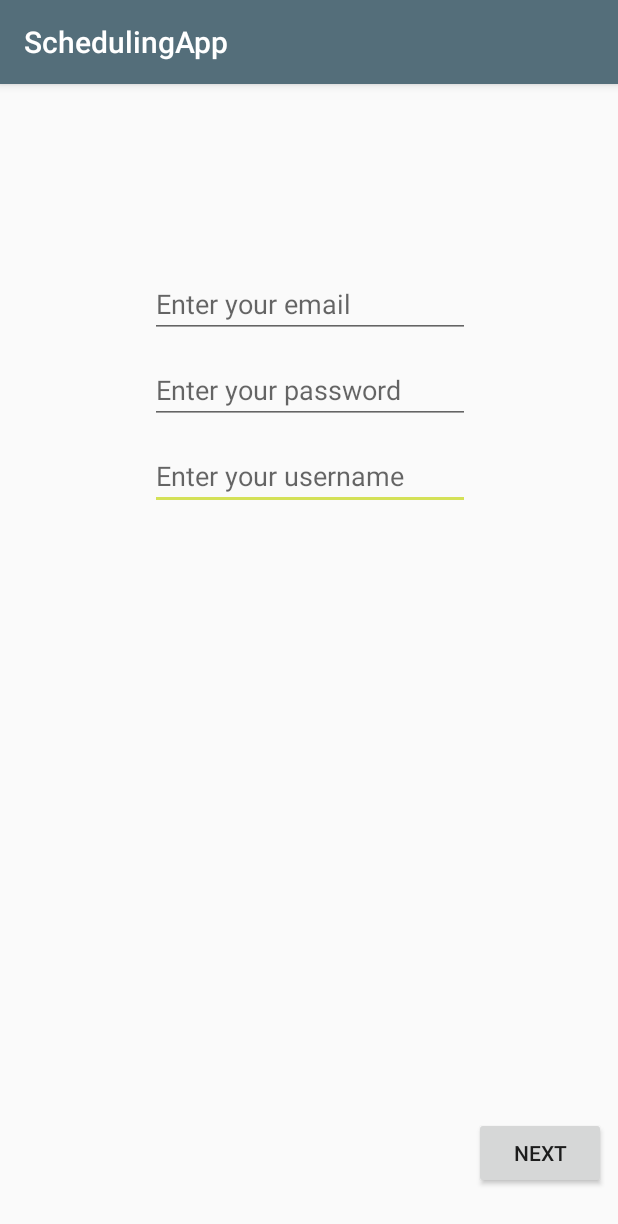
After one commit to FBU2k18/SchedulingApp, an Android app: the RegisterActivity screen opened directly, with no data from a screen before it, on a phone screen of 412 x 824 dp. The commit adds this screen. Shown: the top 1224 px of the screen. Run offline under Robolectric (Android 15) with nearby library versions, the phone set to English and light mode, and no system bars; our stand-ins replace Firebase (no records; nobody signed in at launch, a user with empty details on screens opened directly).

Commit message:
Added registration activity and modified login

```diff
--- a/app/src/main/AndroidManifest.xml
+++ b/app/src/main/AndroidManifest.xml
@@ -21,7 +21,7 @@
             </intent-filter>
         </activity>
         <activity android:name="com.emmabr.schedulingapp.GroupCreationActivity" />
-        <activity android:name="com.emmabr.schedulingapp.UserNameActivity"></activity>
+        <activity android:name="com.emmabr.schedulingapp.RegisterActivity"></activity>
     </application>
 
 </manifest>
--- /dev/null
+++ b/app/src/main/java/com/emmabr/schedulingapp/RegisterActivity.java
@@ -0,0 +1,108 @@
+package com.emmabr.schedulingapp;
+
+import android.app.ProgressDialog;
+import android.content.Intent;
+import android.os.Bundle;
+import android.support.annotation.NonNull;
+import android.support.v7.app.AppCompatActivity;
+import android.text.TextUtils;
+import android.util.Log;
+import android.view.View;
+import android.widget.Button;
+import android.widget.EditText;
+import android.widget.TextView;
+import android.widget.Toast;
+
+import com.google.android.gms.tasks.OnCompleteListener;
+import com.google.android.gms.tasks.Task;
+import com.google.firebase.auth.AuthResult;
+import com.google.firebase.auth.FirebaseAuth;
+import com.google.firebase.auth.FirebaseUser;
+
+import me.emmabr.schedulingapp.R;
+
+public class RegisterActivity extends AppCompatActivity {
+
+    //android variables
+    private Button btnNext;
+    private EditText etUsername;
+    private TextView etEmail;
+    private TextView etPassword;
+
+    //progress bar
+    private ProgressDialog mRegProgress;
+
+    //firebase auth
+    private FirebaseAuth mAuth;
+    //private DatabaseReference mDatabase;
+
+    @Override
+    protected void onCreate(Bundle savedInstanceState) {
+        super.onCreate(savedInstanceState);
+        setContentView(R.layout.activity_register);
+
+        mRegProgress = new ProgressDialog(this);
+
+        mAuth = FirebaseAuth.getInstance();
+
+        btnNext = findViewById(R.id.btnNext);
+        etUsername = findViewById(R.id.etUserName);
+        etEmail = findViewById(R.id.etEmail);
+        etPassword = findViewById(R.id.etPassword);
+
+        btnNext.setOnClickListener(new View.OnClickListener() {
+            @Override
+            public void onClick(View view) {
+                // send data to firebase
+                String username = etUsername.getText().toString();
+
+                if (!TextUtils.isEmpty(username)) {
+                    mRegProgress.setTitle("Registering User");
+                    mRegProgress.setMessage("Please wait while we create you account!");
+                    mRegProgress.setCanceledOnTouchOutside(false);
+                    mRegProgress.show();
+
+                    registerUser(username);
+                }
+
+                //send to main activity
+                Intent intent = new Intent(RegisterActivity.this, MainActivity.class);
+                startActivity(intent);
+                finish();
+            }
+        });
+
+    }
+
+    public void registerUser(String username) {
+        final String email = etEmail.getText().toString();
+        final String password = etPassword.getText().toString();
+
+        mAuth.createUserWithEmailAndPassword(email, password)
+                .addOnCompleteListener(RegisterActivity.this, new OnCompleteListener<AuthResult>() {
+                    @Override
+                    public void onComplete(@NonNull Task<AuthResult> task) {
+                        if (task.isSuccessful()) {
+                            // Sign in success, update UI with the signed-in user's information
+                            Log.d("login", "createUserWithEmail:success");
+                            FirebaseUser user = mAuth.getCurrentUser();
+                            updateUI(user);
+                        } else {
+                            // If sign in fails, display a message to the user.
+                            Log.w("login", "createUserWithEmail:failure", task.getException());
+                            Toast.makeText(RegisterActivity.this, "Authentication failed.",
+                                    Toast.LENGTH_SHORT).show();
+                            updateUI(null);
+                        }
+
+                    }
+                });
+    }
+
+    private void updateUI(FirebaseUser userInfo) {
+        if (userInfo != null) {
+            Intent i = new Intent(RegisterActivity.this, MainActivity.class);
+            startActivity(i);
+        }
+    }
+}
--- /dev/null
+++ b/app/src/main/res/animator/color_selector.xml
@@ -0,0 +1,5 @@
+<?xml version="1.0" encoding="utf-8"?>
+<selector xmlns:android="http://schemas.android.com/apk/res/android">
+    <item android:state_pressed="true" android:color="@color/colorPrimary" />
+    <item android:color="@color/colorPrimaryDark"/>
+</selector>
--- /dev/null
+++ b/app/src/main/res/layout/activity_register.xml
@@ -0,0 +1,69 @@
+<?xml version="1.0" encoding="utf-8"?>
+<android.support.constraint.ConstraintLayout xmlns:android="http://schemas.android.com/apk/res/android"
+    xmlns:app="http://schemas.android.com/apk/res-auto"
+    xmlns:tools="http://schemas.android.com/tools"
+    android:layout_width="match_parent"
+    android:layout_height="match_parent"
+    tools:context=".RegisterActivity">
+
+    <EditText
+        android:id="@+id/etUserName"
+        android:layout_width="wrap_content"
+        android:layout_height="wrap_content"
+        android:layout_marginEnd="8dp"
+        android:layout_marginStart="8dp"
+        android:layout_marginTop="12dp"
+        android:ems="10"
+        android:hint="@string/username_creation"
+        android:inputType="textPersonName"
+        app:layout_constraintEnd_toEndOf="parent"
+        app:layout_constraintHorizontal_bias="0.503"
+        app:layout_constraintStart_toStartOf="parent"
+        app:layout_constraintTop_toBottomOf="@+id/etPassword" />
+
+    <Button
+        android:id="@+id/btnNext"
+        android:layout_width="wrap_content"
+        android:layout_height="wrap_content"
+        android:layout_marginBottom="8dp"
+        android:layout_marginEnd="8dp"
+        android:layout_marginStart="8dp"
+        android:layout_marginTop="8dp"
+        android:text="@string/btn_next"
+        app:layout_constraintBottom_toBottomOf="parent"
+        app:layout_constraintEnd_toEndOf="parent"
+        app:layout_constraintHorizontal_bias="1.0"
+        app:layout_constraintStart_toStartOf="parent"
+        app:layout_constraintTop_toBottomOf="@+id/etUserName"
+        app:layout_constraintVertical_bias="0.944" />
+
+    <EditText
+        android:id="@+id/etEmail"
+        android:layout_width="wrap_content"
+        android:layout_height="wrap_content"
+        android:layout_marginEnd="8dp"
+        android:layout_marginStart="8dp"
+        android:layout_marginTop="124dp"
+        android:ems="10"
+        android:hint="@string/email"
+        android:inputType="textPersonName"
+        app:layout_constraintEnd_toEndOf="parent"
+        app:layout_constraintHorizontal_bias="0.503"
+        app:layout_constraintStart_toStartOf="parent"
+        app:layout_constraintTop_toTopOf="parent" />
+
+    <EditText
+        android:id="@+id/etPassword"
+        android:layout_width="wrap_content"
+        android:layout_height="wrap_content"
+        android:layout_marginEnd="8dp"
+        android:layout_marginStart="8dp"
+        android:layout_marginTop="12dp"
+        android:ems="10"
+        android:hint="@string/password"
+        android:inputType="textPersonName"
+        app:layout_constraintEnd_toEndOf="parent"
+        app:layout_constraintHorizontal_bias="0.503"
+        app:layout_constraintStart_toStartOf="parent"
+        app:layout_constraintTop_toBottomOf="@+id/etEmail" />
+</android.support.constraint.ConstraintLayout>
--- a/app/src/main/res/values/strings.xml
+++ b/app/src/main/res/values/strings.xml
@@ -3,10 +3,12 @@
     <string name="email">Enter your email</string>
     <string name="password">Enter your password</string>
     <string name="login_btn">login</string>
-    <string name="register_btn">register</string>
+    <string name="register_btn">Don\'t Have an Account? \n Register here.</string>
     <string name="group_name">Enter group name</string>
     <string name="search_user">Search for a user</string>
     <string name="add_btn">Add</string>
     <string name="create_btn">Create</string>
     <string name="display_name">Display Name</string>
+    <string name="username_creation">Enter your username</string>
+    <string name="btn_next">Next</string>
 </resources>
```
Also changed, not shown: app/src/main/java/com/emmabr/schedulingapp/LoginActivity.java (+10 -36 lines), app/src/main/java/com/emmabr/schedulingapp/UserNameActivity.java (deleted, +0 -15 lines), app/src/main/res/layout/activity_login.xml (+11 -11 lines), app/src/main/res/layout/activity_user_name.xml (deleted, +0 -39 lines), 1 other file.
